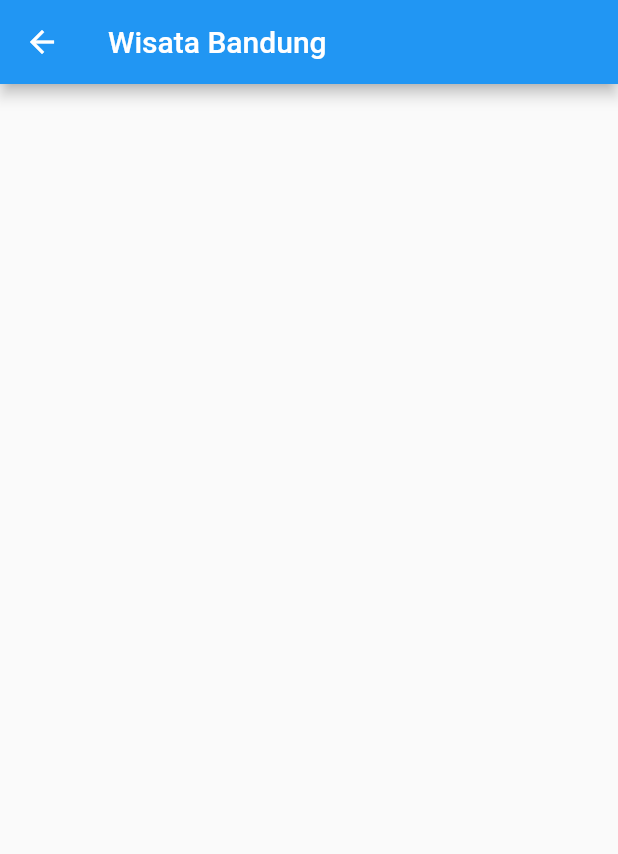
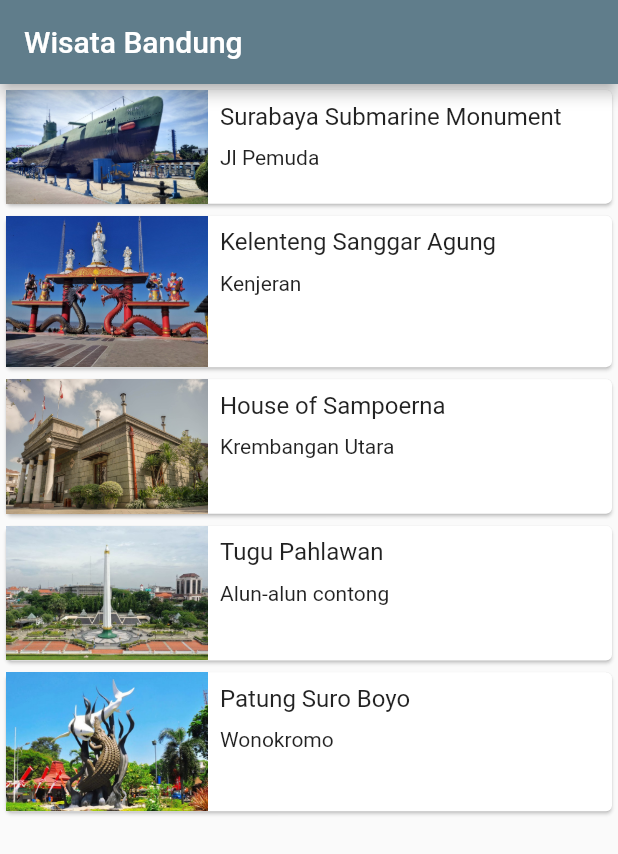
Before and after one commit to ex-dec/workshop_perangkat_bergerak, a Flutter app: the MainScreen screen opened directly, on a phone screen of 412 x 824 dp. Shown: the top 854 px of the screen. Run offline on Flutter 3.47's test engine with Material 2 defaults, Android fonts, the phone set to English and light mode, and no system bars; network calls fail.

Commit message:
update: init commit percobaan

```diff
--- a/lib/main_screen.dart
+++ b/lib/main_screen.dart
@@ -1,4 +1,6 @@
 import 'package:flutter/material.dart';
+import 'package:workshop_perangkat_bergerak/detail_screen.dart';
+import 'package:workshop_perangkat_bergerak/model/tourism_place.dart';
 
 class MainScreen extends StatelessWidget {
   const MainScreen({super.key});
@@ -9,17 +11,52 @@
       appBar: AppBar(
         title: const Text("Wisata Bandung"),
       ),
+      body: ListView.builder(itemBuilder: (context, index){
+        final TourismPlace place = tourismPlaceList[index];
+        return InkWell(
+          onTap: () {
+            Navigator.push(context, MaterialPageRoute(builder: (context){
+              return DetailScreen(place: place);
+            }));
+          },
+          child: listItem(place),
+        );
+      },
+      itemCount: tourismPlaceList.length,
+      ),
     );
   }
 
-  Widget listItem(){
+  Widget listItem(TourismPlace place){
     return Card(
       child: Row(
         crossAxisAlignment: CrossAxisAlignment.start,
         children: <Widget> [
           Expanded(
             flex: 1,
-            child: Image.asset("assets/images/submarine.jpg"),
+            child: Image.asset(place.imageAsset),
+          ),
+          Expanded(
+            flex: 2,
+            child: Padding(
+              padding: const EdgeInsets.all(8),
+              child: Column(
+                crossAxisAlignment: CrossAxisAlignment.start,
+                mainAxisSize: MainAxisSize.min,
+                children: <Widget>[
+                  Text(
+                    place.name,
+                    style: const TextStyle(
+                      fontSize: 16
+                    ),
+                  ),
+                  const SizedBox(
+                    height: 10,
+                  ),
+                  Text(place.location),
+                ],
+              ),
+            ),
           ),
         ],
       ),
--- /dev/null
+++ b/lib/model/tourism_place.dart
@@ -0,0 +1,41 @@
+class TourismPlace {
+  String name;
+  String location;
+  String imageAsset;
+
+  TourismPlace({
+    required this.name,
+    required this.location,
+    required this.imageAsset,
+  });
+
+
+}
+
+var tourismPlaceList = [
+  TourismPlace(
+      name: 'Surabaya Submarine Monument',
+      location: 'Jl Pemuda',
+      imageAsset: 'assets/images/submarine.jpg'
+  ),
+  TourismPlace(
+      name: 'Kelenteng Sanggar Agung',
+      location: 'Kenjeran',
+      imageAsset: 'assets/images/klenteng.jpg'
+  ),
+  TourismPlace(
+      name: 'House of Sampoerna',
+      location: 'Krembangan Utara',
+      imageAsset: 'assets/images/sampoerna.jpg'
+  ),
+  TourismPlace(
+      name: 'Tugu Pahlawan',
+      location: 'Alun-alun contong',
+      imageAsset: 'assets/images/pahlawan.jpg'
+  ),
+  TourismPlace(
+      name: 'Patung Suro Boyo',
+      location: 'Wonokromo',
+      imageAsset: 'assets/images/sby.jpg'
+  ),
+];
```
Also changed, not shown: lib/detail_screen.dart (added, +110 -0 lines), lib/main.dart (+2 -49 lines), pubspec.yaml (+14 -0 lines), assets/fonts/Lobster-Regular.ttf (added), assets/fonts/Oxygen-Bold.ttf (added), assets/fonts/Oxygen-Regular.ttf (added), assets/images/klenteng.jpg (added), assets/images/monkasel_1.jpg (added), assets/images/monkasel_2.jpg (added), assets/images/monkasel_3.jpg (added), assets/images/pahlawan.jpg (added), assets/images/sampoerna.jpg (added), assets/images/sby.jpg (added), assets/images/submarine.jpg (added).
